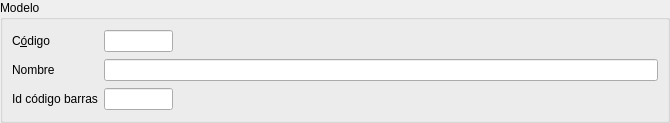
Old version of the form es.alephsistemas.gestion.almacen/marcasmodelos.dbrecord.ui in the repository dpinelo/AlephERP-MainModules.
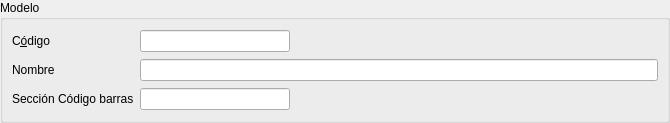
New version of the form. Custom widgets are drawn as their Qt base class.

Patch:
```diff
--- a/es.alephsistemas.gestion.almacen/marcasmodelos.dbrecord.ui
+++ b/es.alephsistemas.gestion.almacen/marcasmodelos.dbrecord.ui
@@ -47,6 +47,12 @@
       </item>
       <item row="0" column="1">
        <widget class="DBLineEdit" name="db_codigo">
+        <property name="minimumSize">
+         <size>
+          <width>150</width>
+          <height>0</height>
+         </size>
+        </property>
         <property name="fieldName" stdset="0">
          <string>codigo</string>
         </property>
@@ -91,7 +97,7 @@
       <item row="2" column="0">
        <widget class="QLabel" name="label">
         <property name="text">
-         <string>Id código barras</string>
+         <string>Sección Código barras</string>
         </property>
         <property name="buddy">
          <cstring>db_codigo_2</cstring>
```
